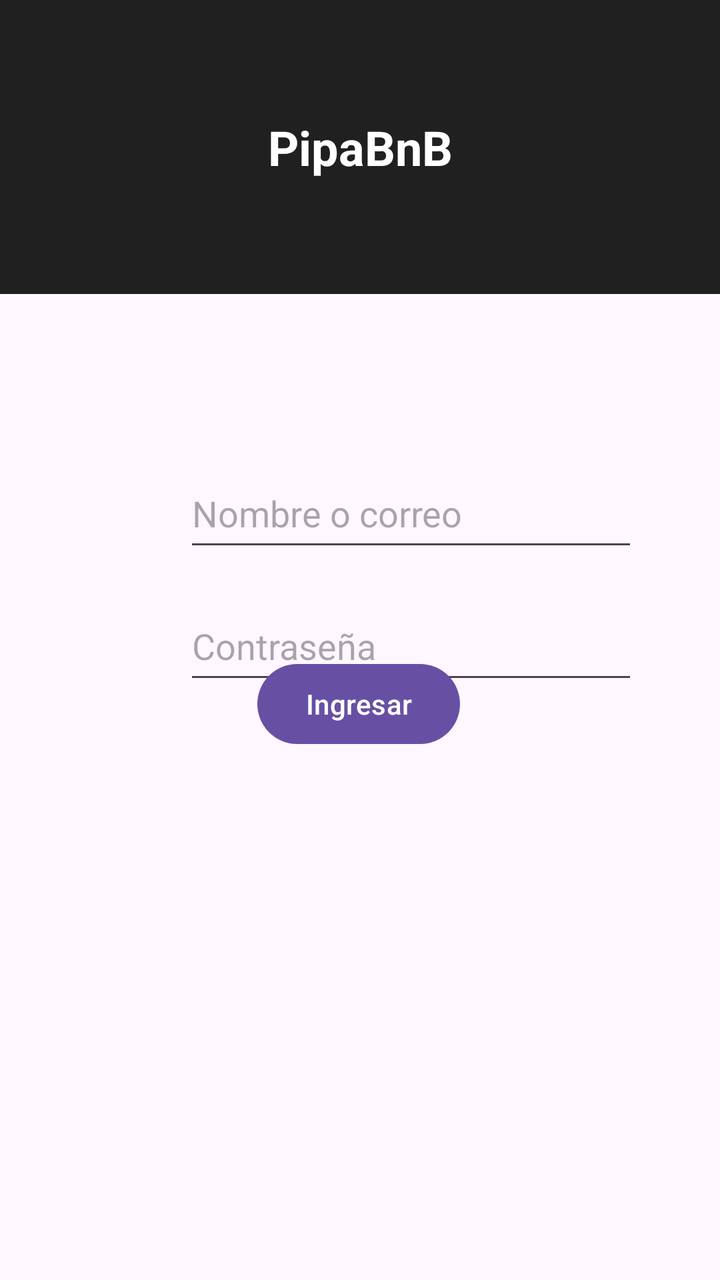
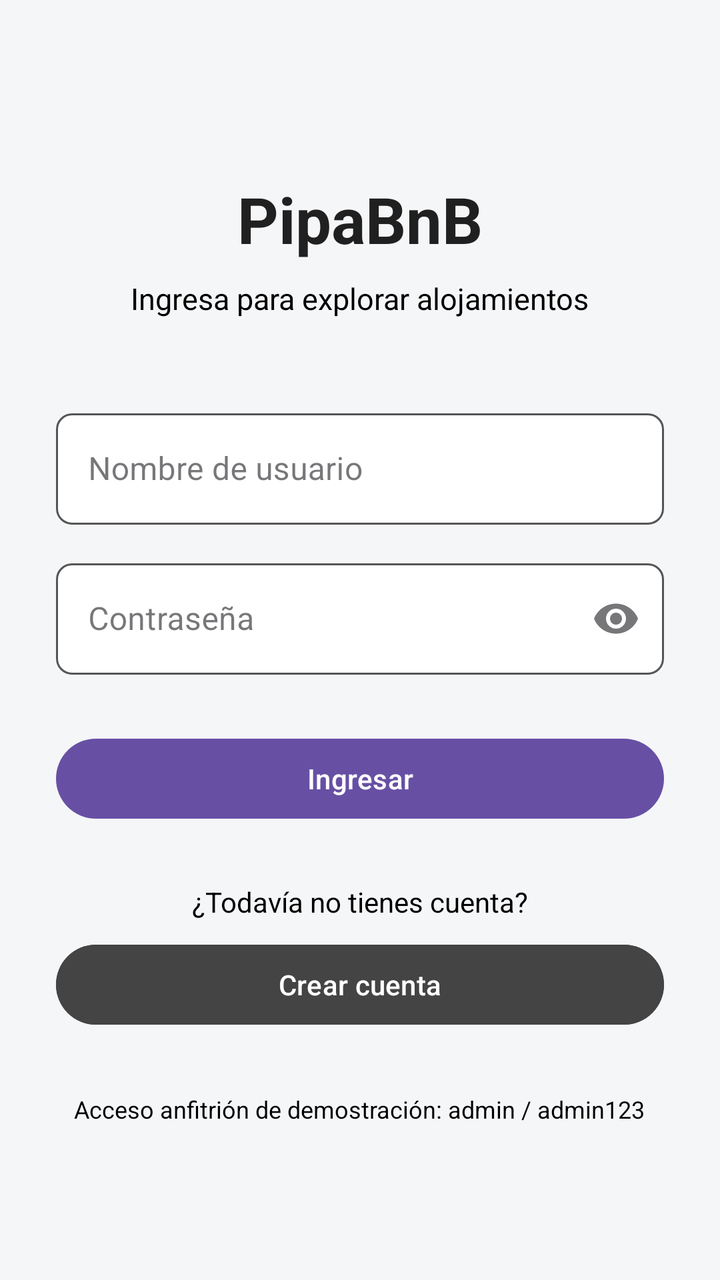

Screens rendered from an Android XML layout before and after an edit, with the pre-edit source and the edit as a unified diff.
<!-- AndroidManifest.xml: application theme Theme.Pipabnb -->
<!-- res/layout/login_activity.xml -->
<?xml version="1.0" encoding="utf-8"?>
<androidx.constraintlayout.widget.ConstraintLayout xmlns:android="http://schemas.android.com/apk/res/android"
    android:id="@+id/main"
    xmlns:app="http://schemas.android.com/apk/res-auto"
    xmlns:tools="http://schemas.android.com/tools"
    android:layout_width="match_parent"
    android:layout_height="match_parent">


    <TextView
        android:id="@+id/textView"
        android:layout_width="match_parent"
        android:layout_height="147dp"
        android:background="#202020"
        android:gravity="center"
        android:text="PipaBnB"
        android:textColor="#FFFFFF"
        android:textSize="24sp"
        android:textStyle="bold"
        app:layout_constraintBottom_toBottomOf="parent"
        app:layout_constraintTop_toTopOf="parent"
        app:layout_constraintVertical_bias="0.0"
        tools:layout_editor_absoluteX="0dp" />

    <com.google.android.material.textfield.TextInputEditText
        android:id="@+id/input_nombre"
        android:layout_width="227dp"
        android:layout_height="51dp"
        android:layout_marginStart="92dp"
        android:layout_marginEnd="92dp"
        android:hint="Nombre o correo"
        app:layout_constraintBottom_toBottomOf="parent"
        app:layout_constraintEnd_toEndOf="parent"
        app:layout_constraintHorizontal_bias="0.0"
        app:layout_constraintStart_toStartOf="parent"
        app:layout_constraintTop_toBottomOf="@+id/textView"
        app:layout_constraintVertical_bias="0.187" />

    <com.google.android.material.textfield.TextInputEditText
        android:id="@+id/input_contrasena"
        android:layout_width="227dp"
        android:layout_height="51dp"
        android:layout_marginStart="92dp"
        android:layout_marginTop="32dp"
        android:layout_marginEnd="92dp"
        android:hint="Contraseña"
        android:inputType="textPassword"
        app:layout_constraintBottom_toBottomOf="parent"
        app:layout_constraintEnd_toEndOf="parent"
        app:layout_constraintHorizontal_bias="0.0"
        app:layout_constraintStart_toStartOf="parent"
        app:layout_constraintTop_toBottomOf="@+id/textView"
        app:layout_constraintVertical_bias="0.285" />

    <Button
        android:id="@+id/btn_registrarse"
        android:layout_width="wrap_content"
        android:layout_height="wrap_content"
        android:layout_marginBottom="264dp"
        android:text="Ingresar"
        app:layout_constraintBottom_toBottomOf="parent"
        app:layout_constraintEnd_toEndOf="parent"
        app:layout_constraintHorizontal_bias="0.498"
        app:layout_constraintStart_toStartOf="parent" />
</androidx.constraintlayout.widget.ConstraintLayout>
<!-- resources referenced by this layout -->
<resources>
  <style name="Theme.Pipabnb" parent="Base.Theme.Pipabnb" />
  <style name="Base.Theme.Pipabnb" parent="Theme.Material3.DayNight.NoActionBar">
          
          
      </style>
</resources>

<!-- the commit's change to res/layout/login_activity.xml (unified diff, before → after) -->
@@ -1,65 +1,100 @@
 <?xml version="1.0" encoding="utf-8"?>
-<androidx.constraintlayout.widget.ConstraintLayout xmlns:android="http://schemas.android.com/apk/res/android"
+<ScrollView xmlns:android="http://schemas.android.com/apk/res/android"
+    xmlns:app="http://schemas.android.com/apk/res-auto"
     android:id="@+id/main"
-    xmlns:app="http://schemas.android.com/apk/res-auto"
-    xmlns:tools="http://schemas.android.com/tools"
     android:layout_width="match_parent"
-    android:layout_height="match_parent">
+    android:layout_height="match_parent"
+    android:background="#F5F6F8"
+    android:fillViewport="true">
 
+    <LinearLayout
+        android:layout_width="match_parent"
+        android:layout_height="wrap_content"
+        android:gravity="center_horizontal"
+        android:orientation="vertical"
+        android:padding="28dp">
 
-    <TextView
-        android:id="@+id/textView"
-        android:layout_width="match_parent"
-        android:layout_height="147dp"
-        android:background="#202020"
-        android:gravity="center"
-        android:text="PipaBnB"
-        android:textColor="#FFFFFF"
-        android:textSize="24sp"
-        android:textStyle="bold"
-        app:layout_constraintBottom_toBottomOf="parent"
-        app:layout_constraintTop_toTopOf="parent"
-        app:layout_constraintVertical_bias="0.0"
-        tools:layout_editor_absoluteX="0dp" />
+        <TextView
+            android:layout_width="wrap_content"
+            android:layout_height="wrap_content"
+            android:layout_marginTop="60dp"
+            android:text="PipaBnB"
+            android:textColor="#202020"
+            android:textSize="32sp"
+            android:textStyle="bold" />
 
-    <com.google.android.material.textfield.TextInputEditText
-        android:id="@+id/input_nombre"
-        android:layout_width="227dp"
-        android:layout_height="51dp"
-        android:layout_marginStart="92dp"
-        android:layout_marginEnd="92dp"
-        android:hint="Nombre o correo"
-        app:layout_constraintBottom_toBottomOf="parent"
-        app:layout_constraintEnd_toEndOf="parent"
-        app:layout_constraintHorizontal_bias="0.0"
-        app:layout_constraintStart_toStartOf="parent"
-        app:layout_constraintTop_toBottomOf="@+id/textView"
-        app:layout_constraintVertical_bias="0.187" />
+        <TextView
+            android:layout_width="wrap_content"
+            android:layout_height="wrap_content"
+            android:layout_marginTop="8dp"
+            android:text="Ingresa para explorar alojamientos"
+            android:textColor="#000000"
+            android:textSize="15sp" />
 
-    <com.google.android.material.textfield.TextInputEditText
-        android:id="@+id/input_contrasena"
-        android:layout_width="227dp"
-        android:layout_height="51dp"
-        android:layout_marginStart="92dp"
-        android:layout_marginTop="32dp"
-        android:layout_marginEnd="92dp"
-        android:hint="Contraseña"
-        android:inputType="textPassword"
-        app:layout_constraintBottom_toBottomOf="parent"
-        app:layout_constraintEnd_toEndOf="parent"
-        app:layout_constraintHorizontal_bias="0.0"
-        app:layout_constraintStart_toStartOf="parent"
-        app:layout_constraintTop_toBottomOf="@+id/textView"
-        app:layout_constraintVertical_bias="0.285" />
+        <com.google.android.material.textfield.TextInputLayout
+            style="@style/PipabnbTextInputLayout"
+            android:layout_width="match_parent"
+            android:layout_height="wrap_content"
+            android:layout_marginTop="42dp"
+            android:hint="Nombre de usuario">
 
-    <Button
-        android:id="@+id/btn_registrarse"
-        android:layout_width="wrap_content"
-        android:layout_height="wrap_content"
-        android:layout_marginBottom="264dp"
-        android:text="Ingresar"
-        app:layout_constraintBottom_toBottomOf="parent"
-        app:layout_constraintEnd_toEndOf="parent"
-        app:layout_constraintHorizontal_bias="0.498"
-        app:layout_constraintStart_toStartOf="parent" />
-</androidx.constraintlayout.widget.ConstraintLayout>
+            <com.google.android.material.textfield.TextInputEditText
+                android:id="@+id/input_nombre"
+                android:layout_width="match_parent"
+                android:layout_height="wrap_content"
+                android:inputType="textPersonName"
+                android:singleLine="true"
+                android:textColor="#000000" />
+        </com.google.android.material.textfield.TextInputLayout>
+
+        <com.google.android.material.textfield.TextInputLayout
+            style="@style/PipabnbTextInputLayout"
+            android:layout_width="match_parent"
+            android:layout_height="wrap_content"
+            android:layout_marginTop="14dp"
+            android:hint="Contraseña"
+            app:endIconMode="password_toggle">
+
+            <com.google.android.material.textfield.TextInputEditText
+                android:id="@+id/input_contrasena"
+                android:layout_width="match_parent"
+                android:layout_height="wrap_content"
+                android:inputType="textPassword"
+                android:singleLine="true"
+                android:textColor="#000000" />
+        </com.google.android.material.textfield.TextInputLayout>
+
+        <Button
+            android:id="@+id/btn_registrarse"
+            android:layout_width="match_parent"
+            android:layout_height="wrap_content"
+            android:layout_marginTop="28dp"
+            android:text="Ingresar" />
+
+        <TextView
+            android:layout_width="wrap_content"
+            android:layout_height="wrap_content"
+            android:layout_marginTop="28dp"
+            android:text="¿Todavía no tienes cuenta?"
+            android:textColor="#000000"
+            android:textSize="14sp" />
+
+        <Button
+            android:id="@+id/btn_crear_cuenta"
+            android:layout_width="match_parent"
+            android:layout_height="wrap_content"
+            android:layout_marginTop="8dp"
+            android:text="Crear cuenta"
+            android:backgroundTint="#444444" />
+
+        <TextView
+            android:layout_width="wrap_content"
+            android:layout_height="wrap_content"
+            android:layout_marginTop="30dp"
+            android:text="Acceso anfitrión de demostración: admin / admin123"
+            android:textAlignment="center"
+            android:textColor="#000000"
+            android:textSize="12sp" />
+
+    </LinearLayout>
+</ScrollView>
<!-- resource entries referenced after the edit -->
@@ -1,9 +1,20 @@
 <!-- resources referenced by this layout -->
 <resources>
+  <style name="PipabnbTextInputLayout" parent="Widget.MaterialComponents.TextInputLayout.OutlinedBox">
+          <item name="boxStrokeColor">@color/input_outline</item>
+          <item name="hintTextColor">@color/input_outline</item>
+          <item name="boxBackgroundColor">#FFFFFF</item>
+          <item name="boxCornerRadiusTopStart">8dp</item>
+          <item name="boxCornerRadiusTopEnd">8dp</item>
+          <item name="boxCornerRadiusBottomStart">8dp</item>
+          <item name="boxCornerRadiusBottomEnd">8dp</item>
+      </style>
   <style name="Theme.Pipabnb" parent="Base.Theme.Pipabnb" />
-  <style name="Base.Theme.Pipabnb" parent="Theme.Material3.DayNight.NoActionBar">
-          
-          
+  <style name="Base.Theme.Pipabnb" parent="Theme.Material3.Light.NoActionBar">
+          <item name="android:textColorPrimary">@color/black</item>
+          <item name="android:textColorSecondary">@color/black</item>
+          <item name="android:textColorHint">@color/black</item>
       </style>
+  <color name="black">#FF000000</color>
 </resources>
 
